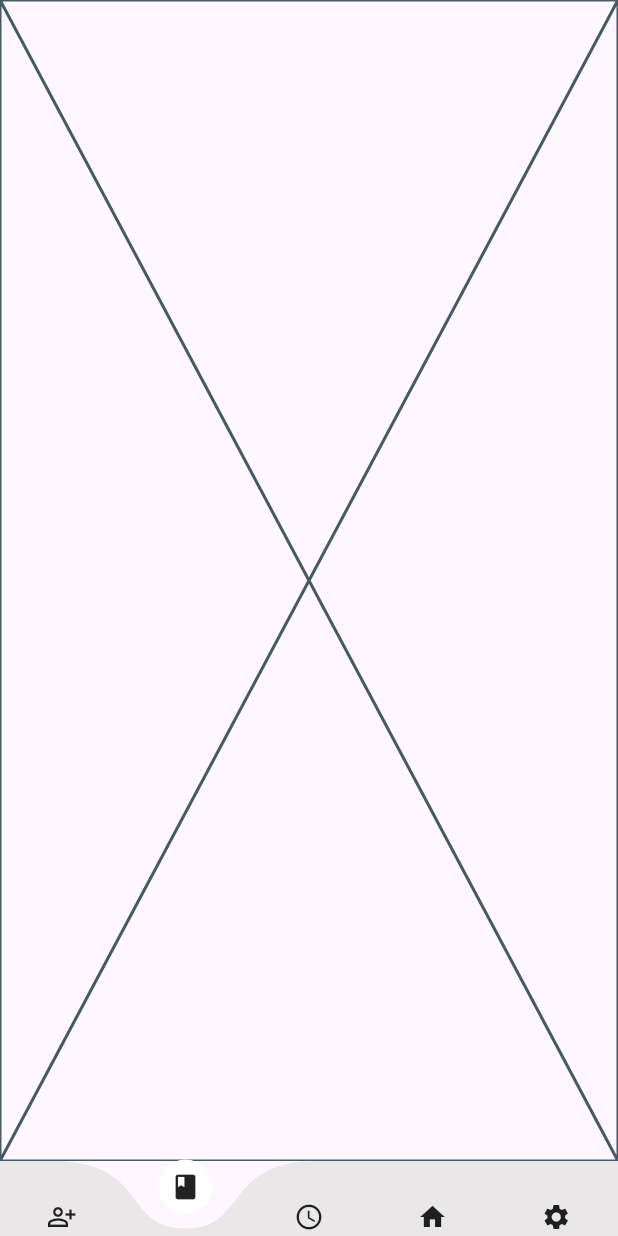
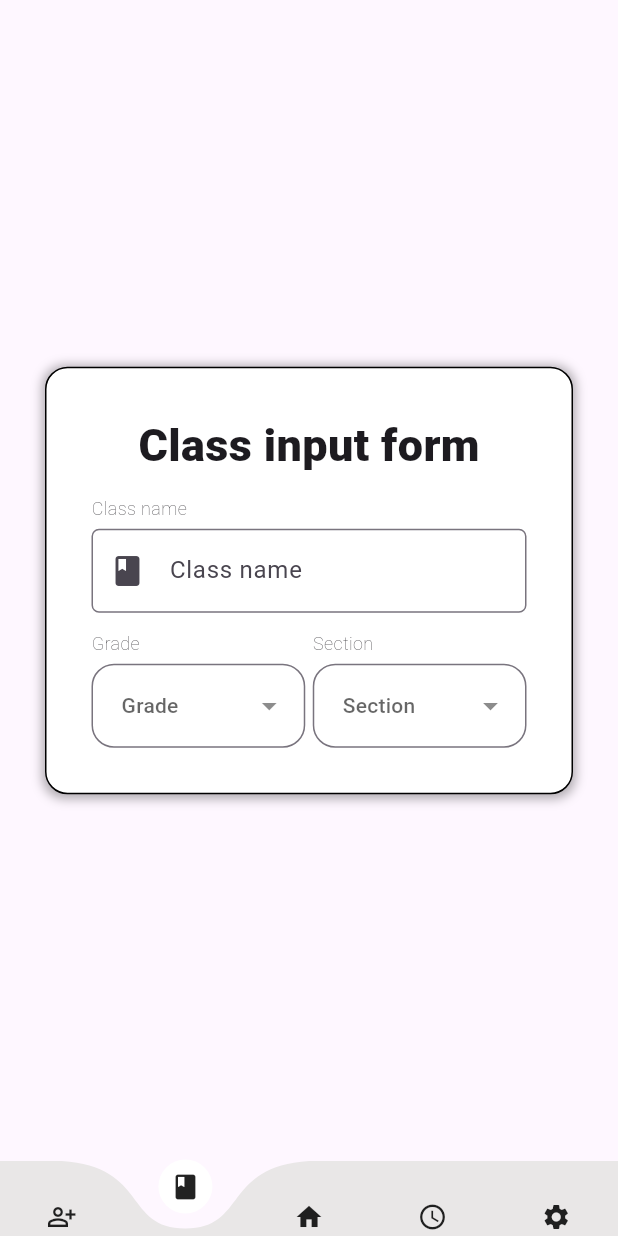
Before and after one commit to rwein03/absensi_app, a Flutter app: the NavigationPage screen opened directly, item 2 of the bottom bar chosen, on a phone screen of 412 x 824 dp. Run offline on Flutter 3.47's test engine with Material 3 defaults, Android fonts, the phone set to English and light mode, and no system bars; drawn by our look-alikes of curved_navigation_bar; our stand-ins replace dropdown_button2, group_button, jwt_decoder, logger, lottie, quickalert and 2 more; accounts and stored records are empty; network calls fail; Roboto replaces fonts that are missing (Raleway).

Commit message:
add form class

```diff
--- a/lib/navigationScreen.dart
+++ b/lib/navigationScreen.dart
@@ -47,8 +47,8 @@ class _NavigationPageState extends State<NavigationPage> {
         items: [
           Icon(Icons.person_add_alt_outlined, size: 20),
           Icon(Icons.class_, size: 20),
+          Icon(Icons.home, size: 20),
           Icon(Icons.access_time, size: 20),
-          Icon(Icons.home, size: 20),
           Icon(Icons.settings, size: 20),
         ],
         color: const Color.fromARGB(255, 233, 231, 231),
--- a/lib/pages/classesscreen.dart
+++ b/lib/pages/classesscreen.dart
@@ -1,3 +1,6 @@
+import 'package:absensi_app/AppStyle.dart';
+import 'package:absensi_app/widgets/dropdownitemlist.dart';
+import 'package:absensi_app/widgets/edittitle.dart';
 import 'package:flutter/material.dart';
 
 class ClassesPage extends StatefulWidget {
@@ -8,8 +11,76 @@ class ClassesPage extends StatefulWidget {
 }
 
 class _ClassesPageState extends State<ClassesPage> {
+  TextEditingController classname = TextEditingController();
+  final List<String> grades = ["1", "2", "3", "4", "5", "6"];
+  final List<String> section = ["A", "B", "C"];
+  String? selectedgrade;
+  String? selectedsection;
   @override
   Widget build(BuildContext context) {
-    return const Placeholder();
+    return Scaffold(
+      body: Center(
+        child: Container(
+          padding: EdgeInsets.all(30),
+          margin: EdgeInsets.all(30),
+          decoration: BoxDecoration(
+              border: Border.all(width: 1),
+              color: Colors.white,
+              boxShadow: [
+                BoxShadow(
+                  color: Colors.black.withOpacity(0.3),
+                  offset: Offset(0, 1),
+                  blurRadius: 5,
+                  spreadRadius: 2,
+                ),
+              ],
+              borderRadius: BorderRadius.circular(15)),
+          child: Column(
+            spacing: 12,
+            mainAxisSize: MainAxisSize.min,
+            mainAxisAlignment: MainAxisAlignment.center,
+            children: [
+              Text(
+                "Class input form",
+                style: AppStyle.formTitle,
+              ),
+              EditTitleWidget(
+                title: "Class name",
+                icon: Icons.class_,
+                obstruct: false,
+                controller: classname,
+              ),
+              Row(
+                spacing: 5,
+                children: [
+                  Flexible(
+                    child: DropdownItemList(
+                      listitem: grades,
+                      titlebox: "Grade",
+                      onChanged: (value) {
+                        setState(() {
+                          selectedgrade = value;
+                        });
+                      },
+                    ),
+                  ),
+                  Flexible(
+                    child: DropdownItemList(
+                      listitem: grades,
+                      titlebox: "Section",
+                      onChanged: (value) {
+                        setState(() {
+                          selectedsection = value;
+                        });
+                      },
+                    ),
+                  )
+                ],
+              )
+            ],
+          ),
+        ),
+      ),
+    );
   }
 }
--- a/lib/widgets/student/dropdownstudent.dart
+++ b/lib/widgets/dropdownitemlist.dart
@@ -2,21 +2,21 @@ import 'package:absensi_app/AppStyle.dart';
 import 'package:dropdown_button2/dropdown_button2.dart';
 import 'package:flutter/material.dart';
 
-class dropdownstudent extends StatefulWidget {
+class DropdownItemList extends StatefulWidget {
   final List<String> listitem;
   final String titlebox;
   final Function(String) onChanged;
-  const dropdownstudent(
+  const DropdownItemList(
       {super.key,
       required this.listitem,
       required this.titlebox,
       required this.onChanged});
 
   @override
-  State<dropdownstudent> createState() => _dropdownstudentState();
+  State<DropdownItemList> createState() => _DropdownItemListState();
 }
 
-class _dropdownstudentState extends State<dropdownstudent> {
+class _DropdownItemListState extends State<DropdownItemList> {
   String? selectedValue;
 
   @override
--- a/lib/widgets/student/editStudent.dart
+++ b/lib/widgets/edittitle.dart
@@ -1,12 +1,12 @@
 import 'package:absensi_app/AppStyle.dart';
 import 'package:flutter/material.dart';
 
-class editStudentWidget extends StatefulWidget {
+class EditTitleWidget extends StatefulWidget {
   final String title;
   final IconData icon;
   final bool obstruct;
   final TextEditingController controller;
-  const editStudentWidget(
+  const EditTitleWidget(
       {super.key,
       required this.title,
       required this.icon,
@@ -14,10 +14,10 @@ class editStudentWidget extends StatefulWidget {
       required this.controller});
 
   @override
-  State<editStudentWidget> createState() => _editStudentWidgetState();
+  State<EditTitleWidget> createState() => _EditTitleWidgetState();
 }
 
-class _editStudentWidgetState extends State<editStudentWidget> {
+class _EditTitleWidgetState extends State<EditTitleWidget> {
   @override
   Widget build(BuildContext context) {
     return Column(
```
Also changed, not shown: lib/pages/studentsScreen.dart (+9 -9 lines).
